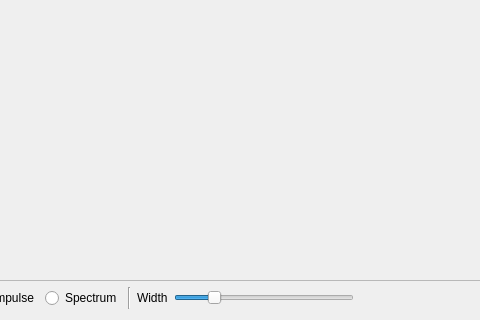
This is src/Configurator/NmrConfigurator.ui in nutjunkie/IQmol as Qt 5 draws it before an edit; both pictures show x 305 to 785 and y 118 to 438 of the 935 by 438 pixel window. The edited form follows.
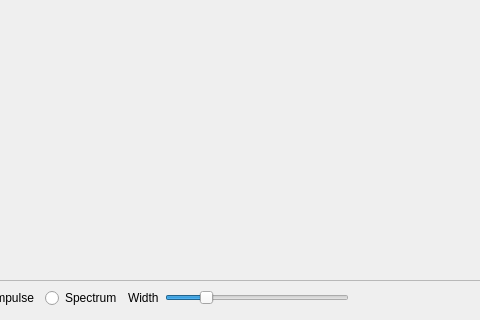
This is the edited form.

Commit message: NMR configurator update.  Still need to get selection working properly

```diff
--- a/src/Configurator/NmrConfigurator.ui
+++ b/src/Configurator/NmrConfigurator.ui
@@ -256,13 +256,6 @@
          </property>
         </widget>
        </item>
-       <item>
-        <widget class="Line" name="line_2">
-         <property name="orientation">
-          <enum>Qt::Vertical</enum>
-         </property>
-        </widget>
-       </item>
        <item>
         <widget class="QLabel" name="widthLabel">
          <property name="text">
```
The commit also changes 5 other files.
